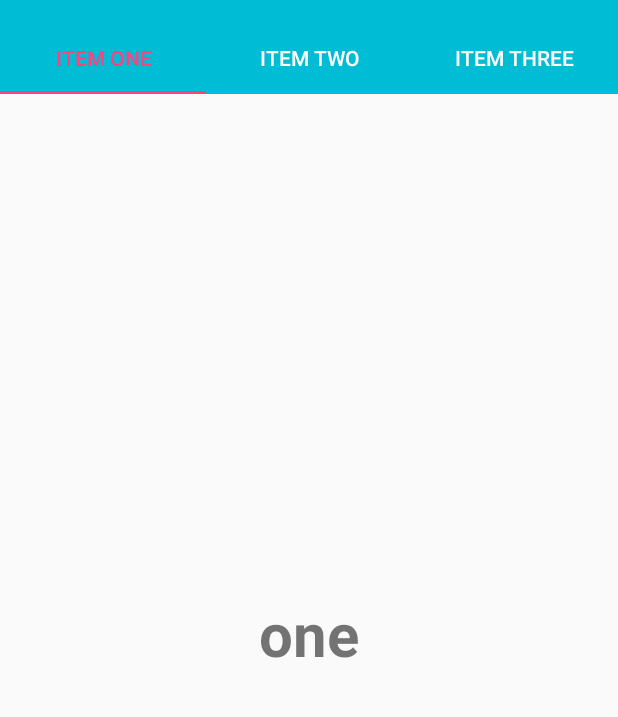
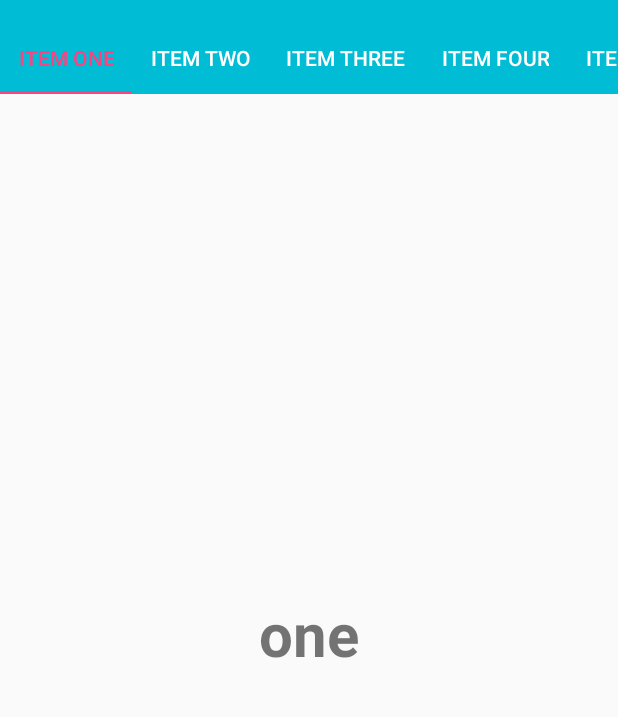
Before and after one commit to jrodriguez-wm/md_Ejercicio10, an Android app: the screen it shows after launch (MainActivity), on a phone screen of 412 x 824 dp, the part 62-779 px from its top. Run offline under Robolectric (Android 15) with nearby library versions, the phone set to English and light mode, and no system bars.

Commit message:
Se crea TabLayout scroleable con Titulos de solo texto

```diff
--- /dev/null
+++ b/app/src/main/java/mx/com/webmaps/md_ejercicio10/EightFragment.java
@@ -0,0 +1,27 @@
+package mx.com.webmaps.md_ejercicio10;
+
+import android.os.Bundle;
+import android.support.annotation.Nullable;
+import android.support.v4.app.Fragment;
+import android.view.LayoutInflater;
+import android.view.View;
+import android.view.ViewGroup;
+
+/**
+ * Created by jorge on 19/4/2018.
+ */
+
+public class EightFragment extends Fragment {
+
+    View view;
+
+    public EightFragment() {
+    }
+
+    @Nullable
+    @Override
+    public View onCreateView(LayoutInflater inflater, @Nullable ViewGroup container, @Nullable Bundle savedInstanceState) {
+        view = inflater.inflate(R.layout.item_8,container,false);
+        return view;
+    }
+}
--- /dev/null
+++ b/app/src/main/java/mx/com/webmaps/md_ejercicio10/FiveFragment.java
@@ -0,0 +1,27 @@
+package mx.com.webmaps.md_ejercicio10;
+
+import android.app.Fragment;
+import android.os.Bundle;
+import android.support.annotation.Nullable;
+import android.view.LayoutInflater;
+import android.view.View;
+import android.view.ViewGroup;
+
+/**
+ * Created by jorge on 19/4/2018.
+ */
+
+public class FiveFragment extends android.support.v4.app.Fragment {
+
+    View view;
+
+    public FiveFragment() {
+    }
+
+    @Nullable
+    @Override
+    public View onCreateView(LayoutInflater inflater, @Nullable ViewGroup container, @Nullable Bundle savedInstanceState) {
+        view = inflater.inflate(R.layout.item_5,container,false);
+        return  view;
+    }
+}
--- /dev/null
+++ b/app/src/main/java/mx/com/webmaps/md_ejercicio10/FourFragment.java
@@ -0,0 +1,28 @@
+package mx.com.webmaps.md_ejercicio10;
+
+import android.os.Bundle;
+import android.support.annotation.Nullable;
+import android.support.v4.app.Fragment;
+import android.view.LayoutInflater;
+import android.view.View;
+import android.view.ViewGroup;
+
+/**
+ * Created by jorge on 19/4/2018.
+ */
+
+public class FourFragment extends Fragment {
+
+    View view;
+
+    public FourFragment() {
+    }
+
+    @Nullable
+    @Override
+    public View onCreateView(LayoutInflater inflater, @Nullable ViewGroup container, @Nullable Bundle savedInstanceState) {
+        view = inflater.inflate(R.layout.item_4,container,false);
+
+        return  view;
+    }
+}
--- a/app/src/main/java/mx/com/webmaps/md_ejercicio10/MainActivity.java
+++ b/app/src/main/java/mx/com/webmaps/md_ejercicio10/MainActivity.java
@@ -33,6 +33,13 @@ public class MainActivity extends AppCompatActivity {
         adapter.addFragment(new OneFragment(),"ITEM ONE");
         adapter.addFragment(new TwoFragment(),"ITEM TWO");
         adapter.addFragment(new ThreeFragment(),"ITEM THREE");
+        adapter.addFragment(new FourFragment(),"ITEM FOUR");
+        adapter.addFragment(new FiveFragment(),"ITEM FIVE");
+        adapter.addFragment(new SixFragment(),"ITEM SIX");
+        adapter.addFragment(new SevenFragment(),"ITEM SEVEN");
+        adapter.addFragment(new EightFragment(),"ITEM EIGHT");
+        adapter.addFragment(new NineFragment(),"ITEM NINE");
+        adapter.addFragment(new TenFragment(),"ITEM TEN");
 
         viewPager.setAdapter(adapter);
 
--- /dev/null
+++ b/app/src/main/java/mx/com/webmaps/md_ejercicio10/NineFragment.java
@@ -0,0 +1,27 @@
+package mx.com.webmaps.md_ejercicio10;
+
+import android.os.Bundle;
+import android.support.annotation.Nullable;
+import android.support.v4.app.Fragment;
+import android.view.LayoutInflater;
+import android.view.View;
+import android.view.ViewGroup;
+
+/**
+ * Created by jorge on 19/4/2018.
+ */
+
+public class NineFragment extends Fragment {
+
+    View view;
+
+    public NineFragment() {
+    }
+
+    @Nullable
+    @Override
+    public View onCreateView(LayoutInflater inflater, @Nullable ViewGroup container, @Nullable Bundle savedInstanceState) {
+        view = inflater.inflate(R.layout.item_9,container,false);
+        return view;
+    }
+}
--- /dev/null
+++ b/app/src/main/java/mx/com/webmaps/md_ejercicio10/SevenFragment.java
@@ -0,0 +1,27 @@
+package mx.com.webmaps.md_ejercicio10;
+
+import android.os.Bundle;
+import android.support.annotation.Nullable;
+import android.support.v4.app.Fragment;
+import android.view.LayoutInflater;
+import android.view.View;
+import android.view.ViewGroup;
+
+/**
+ * Created by jorge on 19/4/2018.
+ */
+
+public class SevenFragment  extends Fragment{
+
+    View view;
+
+    public SevenFragment() {
+    }
+
+    @Nullable
+    @Override
+    public View onCreateView(LayoutInflater inflater, @Nullable ViewGroup container, @Nullable Bundle savedInstanceState) {
+        view = inflater.inflate(R.layout.item_7,container,false);
+        return  view;
+    }
+}
--- /dev/null
+++ b/app/src/main/java/mx/com/webmaps/md_ejercicio10/SixFragment.java
@@ -0,0 +1,27 @@
+package mx.com.webmaps.md_ejercicio10;
+
+import android.app.Fragment;
+import android.os.Bundle;
+import android.support.annotation.Nullable;
+import android.view.LayoutInflater;
+import android.view.View;
+import android.view.ViewGroup;
+
+/**
+ * Created by jorge on 19/4/2018.
+ */
+
+public class SixFragment extends android.support.v4.app.Fragment {
+
+    View view;
+
+    public SixFragment() {
+    }
+
+    @Nullable
+    @Override
+    public View onCreateView(LayoutInflater inflater, @Nullable ViewGroup container, @Nullable Bundle savedInstanceState) {
+        view = inflater.inflate(R.layout.item_6,container,false);
+        return view;
+    }
+}
--- /dev/null
+++ b/app/src/main/java/mx/com/webmaps/md_ejercicio10/TenFragment.java
@@ -0,0 +1,27 @@
+package mx.com.webmaps.md_ejercicio10;
+
+import android.os.Bundle;
+import android.support.annotation.Nullable;
+import android.support.v4.app.Fragment;
+import android.view.LayoutInflater;
+import android.view.View;
+import android.view.ViewGroup;
+
+/**
+ * Created by jorge on 19/4/2018.
+ */
+
+public class TenFragment extends Fragment {
+
+    View view;
+
+    public TenFragment() {
+    }
+
+    @Nullable
+    @Override
+    public View onCreateView(LayoutInflater inflater, @Nullable ViewGroup container, @Nullable Bundle savedInstanceState) {
+        view = inflater.inflate(R.layout.item_10,container,false);
+        return  view;
+    }
+}
--- a/app/src/main/res/layout/activity_main.xml
+++ b/app/src/main/res/layout/activity_main.xml
@@ -17,7 +17,7 @@
         android:id="@+id/tabLayout_id"
         android:layout_below="@id/toolbar_id"
         android:background="?attr/colorPrimary"
-        app:tabMode="fixed"
+        app:tabMode="scrollable"
         app:tabGravity="fill"
         app:tabTextColor="@color/colorTabTile"
         app:tabSelectedTextColor="@color/colorAccent"/>
```
Also changed, not shown: app/src/main/res/layout/item_10.xml (added, +15 -0 lines), app/src/main/res/layout/item_4.xml (added, +15 -0 lines), app/src/main/res/layout/item_5.xml (added, +15 -0 lines), app/src/main/res/layout/item_6.xml (added, +15 -0 lines), app/src/main/res/layout/item_7.xml (added, +15 -0 lines), app/src/main/res/layout/item_8.xml (added, +15 -0 lines), app/src/main/res/layout/item_9.xml (added, +15 -0 lines), app/src/main/res/values/strings.xml (+7 -0 lines).
